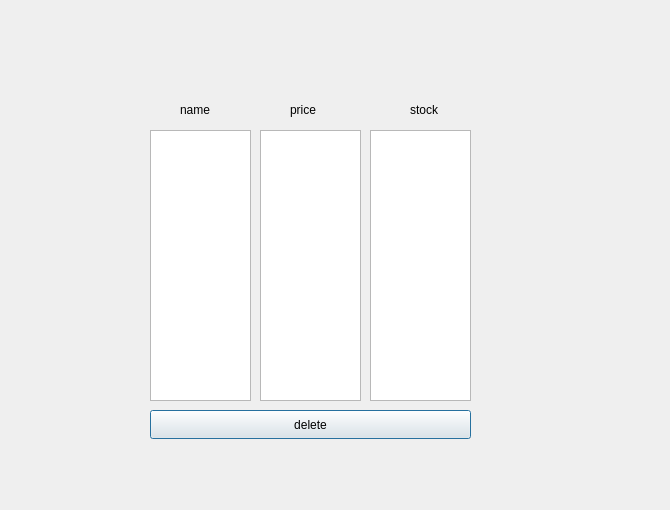
This is online_store/remove_product.ui in niki548/Online_store as Qt 5 draws it before an edit. The edited form follows.
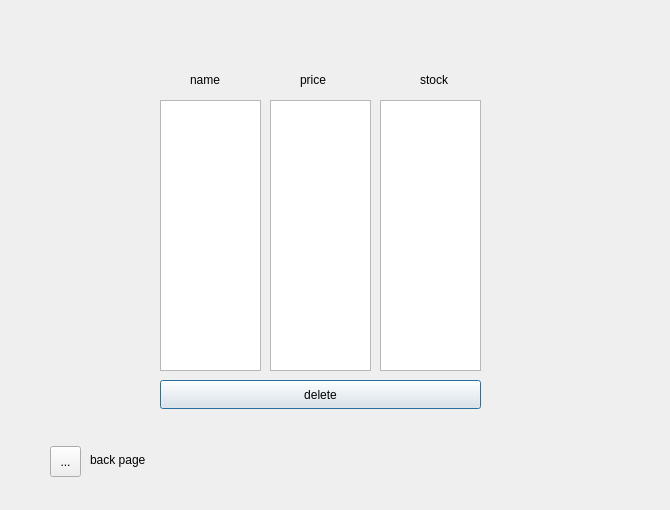
This is the edited form. Icons and pictures are not drawn.

What changed in the file:
```diff
--- a/online_store/remove_product.ui
+++ b/online_store/remove_product.ui
@@ -16,8 +16,8 @@
   <widget class="QLabel" name="label">
    <property name="geometry">
     <rect>
-     <x>180</x>
-     <y>100</y>
+     <x>190</x>
+     <y>70</y>
      <width>63</width>
      <height>20</height>
     </rect>
@@ -29,8 +29,8 @@
   <widget class="QLabel" name="label_2">
    <property name="geometry">
     <rect>
-     <x>290</x>
-     <y>100</y>
+     <x>300</x>
+     <y>70</y>
      <width>63</width>
      <height>20</height>
     </rect>
@@ -42,8 +42,8 @@
   <widget class="QLabel" name="label_3">
    <property name="geometry">
     <rect>
-     <x>410</x>
-     <y>100</y>
+     <x>420</x>
+     <y>70</y>
      <width>63</width>
      <height>20</height>
     </rect>
@@ -55,8 +55,8 @@
   <widget class="QListWidget" name="name">
    <property name="geometry">
     <rect>
-     <x>150</x>
-     <y>130</y>
+     <x>160</x>
+     <y>100</y>
      <width>101</width>
      <height>271</height>
     </rect>
@@ -65,8 +65,8 @@
   <widget class="QListWidget" name="stock">
    <property name="geometry">
     <rect>
-     <x>370</x>
-     <y>130</y>
+     <x>380</x>
+     <y>100</y>
      <width>101</width>
      <height>271</height>
     </rect>
@@ -75,8 +75,8 @@
   <widget class="QListWidget" name="price">
    <property name="geometry">
     <rect>
-     <x>260</x>
-     <y>130</y>
+     <x>270</x>
+     <y>100</y>
      <width>101</width>
      <height>271</height>
     </rect>
@@ -85,8 +85,8 @@
   <widget class="QPushButton" name="pushButton">
    <property name="geometry">
     <rect>
-     <x>150</x>
-     <y>410</y>
+     <x>160</x>
+     <y>380</y>
      <width>321</width>
      <height>29</height>
     </rect>
@@ -95,6 +95,35 @@
     <string>delete</string>
    </property>
   </widget>
+  <widget class="QToolButton" name="toolButton">
+   <property name="geometry">
+    <rect>
+     <x>50</x>
+     <y>446</y>
+     <width>31</width>
+     <height>31</height>
+    </rect>
+   </property>
+   <property name="text">
+    <string>...</string>
+   </property>
+   <property name="icon">
+    <iconset theme="QIcon::ThemeIcon::DocumentRevert"/>
+   </property>
+  </widget>
+  <widget class="QLabel" name="label_12">
+   <property name="geometry">
+    <rect>
+     <x>90</x>
+     <y>450</y>
+     <width>71</width>
+     <height>20</height>
+    </rect>
+   </property>
+   <property name="text">
+    <string>back page</string>
+   </property>
+  </widget>
  </widget>
  <resources/>
  <connections/>
```
